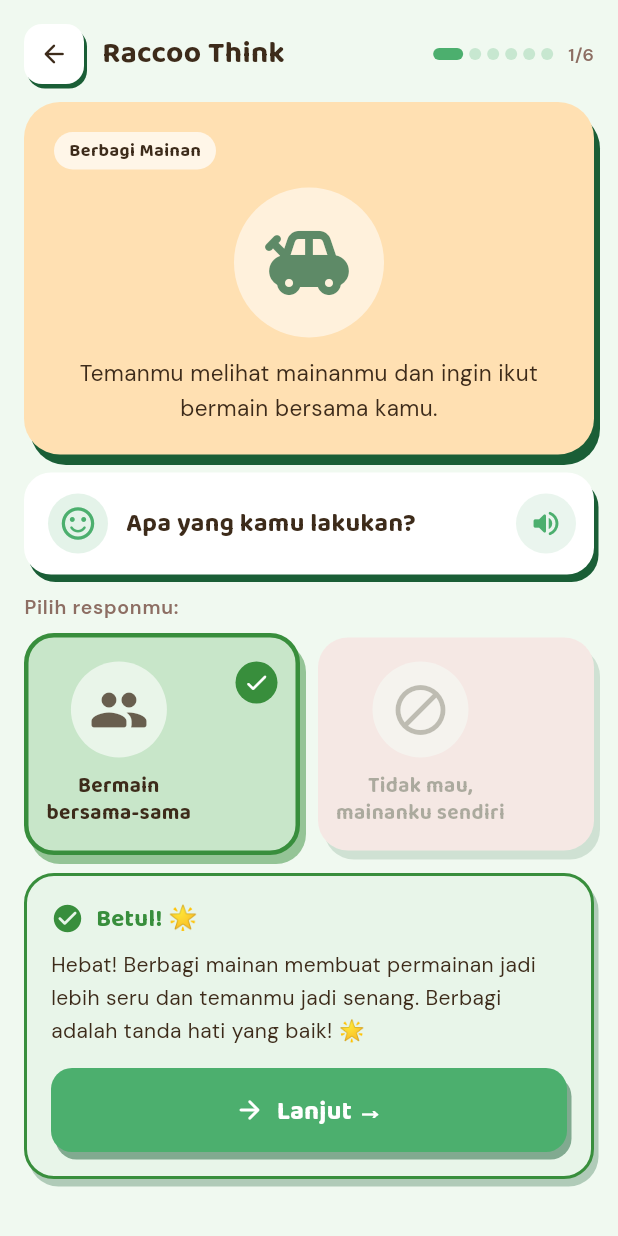
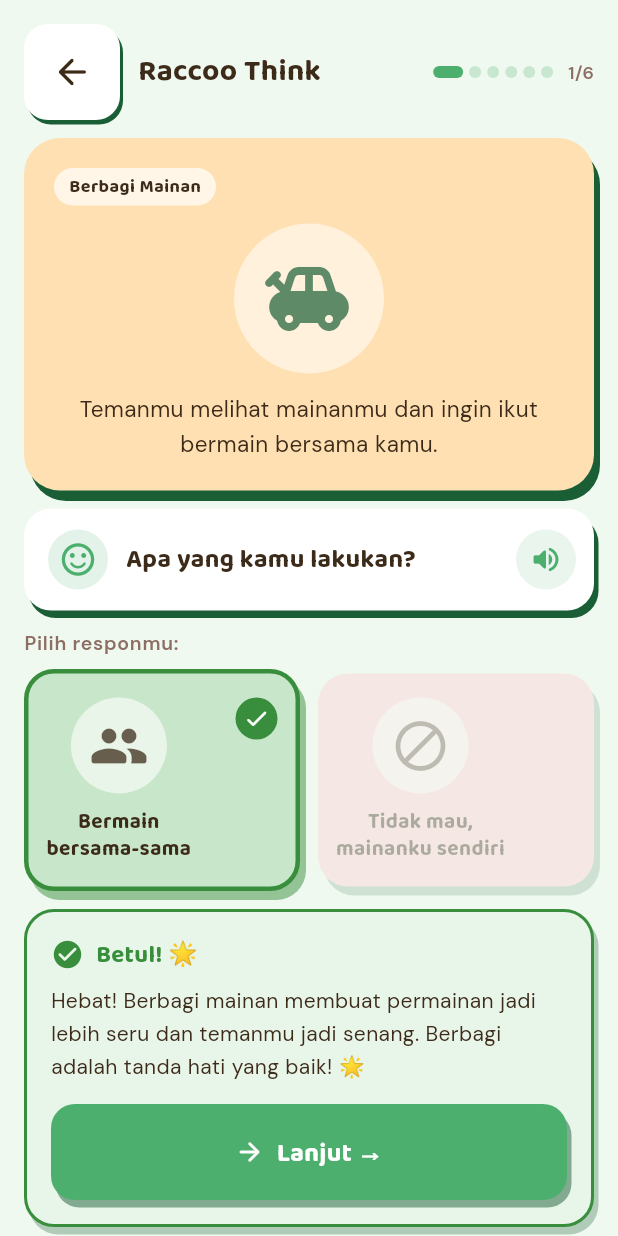
Before and after one commit to YusufAdhika/MoodMates, a Flutter app: the SocialSituationsScreen screen opened by its route, after a tap on an icon or button, on a phone screen of 412 x 824 dp. Run offline on Flutter 3.47's test engine with Material 3 defaults, Android fonts, the phone set to English and light mode, and no system bars; our stand-ins replace camera, confetti, go_router, google_fonts, just_audio, shared_preferences; missing offline and left inert: google_mlkit_face_detection; accounts and stored records are empty.

Commit message:
style(design): FINDING-001 — fix touch targets below 64dp minimum
Back buttons: 40×40 → 64×64. Nav buttons: 56×56 → 64×64.
_ThinkButton: 56dp → 64dp. All child-facing tap targets now meet
DESIGN.md 64dp minimum for ages 4-6.

Co-Authored-By: Claude Sonnet 4.6 <noreply@anthropic.com>

```diff
--- a/lib/screens/social_situations/social_situations_screen.dart
+++ b/lib/screens/social_situations/social_situations_screen.dart
@@ -691,11 +691,11 @@ class _SocialSituationsScreenState extends State<SocialSituationsScreen>
               if (shouldExit && mounted) context.pop();
             },
             child: Container(
-              width: 40,
-              height: 40,
+              width: 64,
+              height: 64,
               decoration: BoxDecoration(
                 color: Colors.white,
-                borderRadius: BorderRadius.circular(12),
+                borderRadius: BorderRadius.circular(16),
                 boxShadow: const [
                   BoxShadow(
                     color: _zoneShadow,
@@ -707,7 +707,7 @@ class _SocialSituationsScreenState extends State<SocialSituationsScreen>
               child: const Icon(
                 Icons.arrow_back_rounded,
                 color: _textDark,
-                size: 20,
+                size: 28,
               ),
             ),
           ),
@@ -1507,10 +1507,10 @@ class _ThinkButton extends StatelessWidget {
     return GestureDetector(
       onTap: onTap,
       child: Container(
-        height: 56,
+        height: 64,
         decoration: BoxDecoration(
           color: color,
-          borderRadius: BorderRadius.circular(14),
+          borderRadius: BorderRadius.circular(16),
           border: color == Colors.white
               ? Border.all(color: _zoneColor, width: 2)
               : null,
```
Also changed, not shown: lib/screens/expression_mirroring/expression_mirroring_screen.dart (+4 -4 lines), lib/screens/feel_cards/feel_cards_screen.dart (+7 -7 lines).
